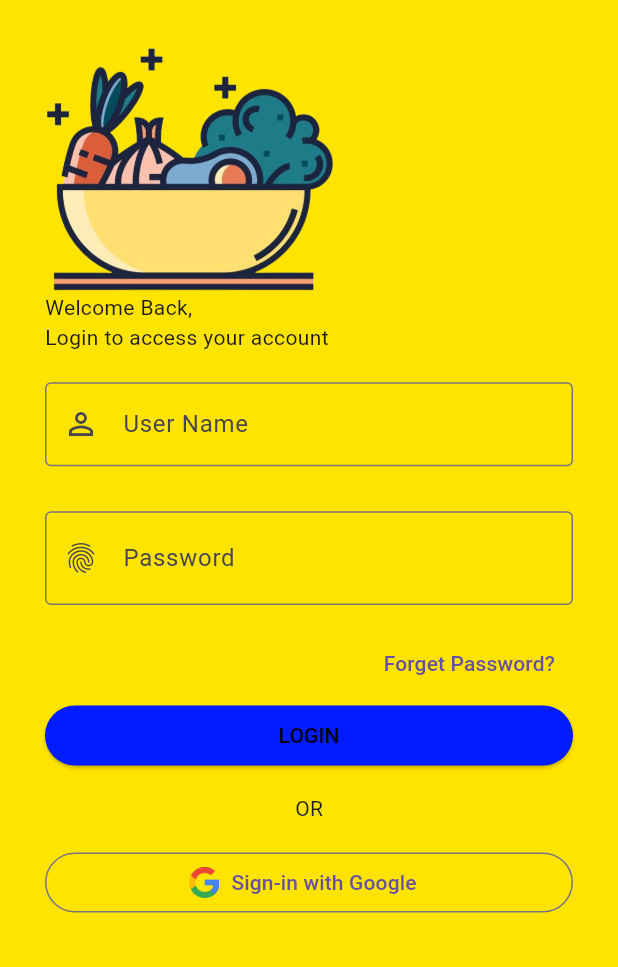
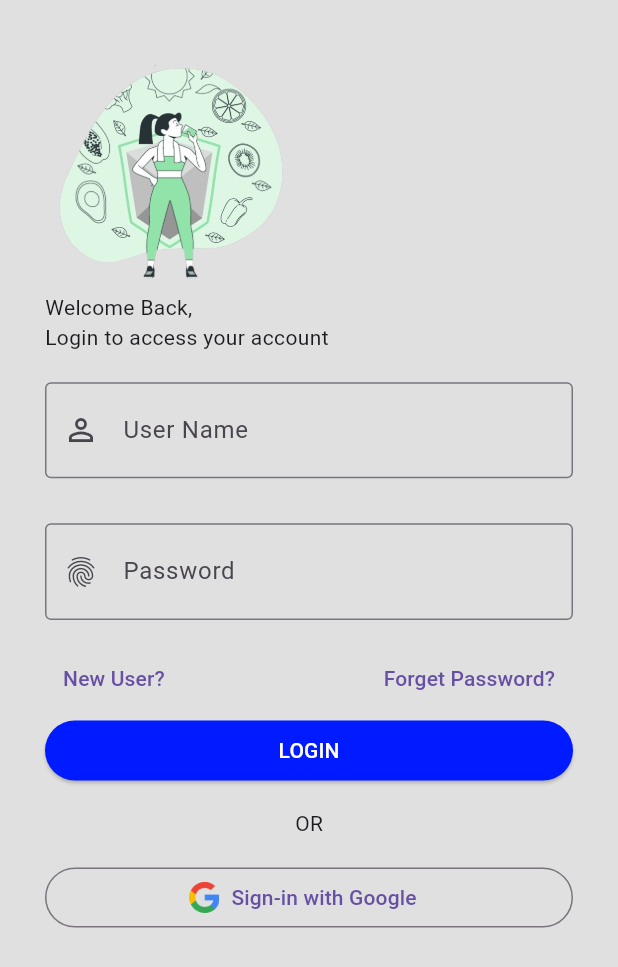
Before and after one commit to gokulg7/foodCal, a Flutter app: the LoginScreen screen opened directly, on a phone screen of 412 x 824 dp. Shown: the top 967 px of the screen. Run offline on Flutter 3.47's test engine with Material 3 defaults, Android fonts, the phone set to English and light mode, and no system bars; our stand-ins replace animated_toggle_switch, lottie; missing offline and left inert: animated_weight_picker.

Commit message:
project finished

```diff
--- a/lib/main.dart
+++ b/lib/main.dart
@@ -1,6 +1,8 @@
 import 'package:flutter/material.dart';
+import 'package:mini_proj/src/features/authentication/screens/get_profile_screen/get_profile_screen.dart';
+import 'package:mini_proj/src/features/authentication/screens/login_screen/login_screen.dart';
+import 'package:mini_proj/src/features/authentication/screens/main_tab/main_tab_view.dart';
 import 'package:mini_proj/src/features/authentication/screens/signup_screen/signup_screen.dart';
-import 'package:mini_proj/src/main_tab/main_tab_view.dart';
 import 'package:mini_proj/src/utils/themes/theme.dart';
 
 void main() => runApp(const App());
--- a/lib/src/constants/image_strings.dart
+++ b/lib/src/constants/image_strings.dart
@@ -22,7 +22,7 @@ const String sigNupGi = "assets/gif/splash-screen.gif";
 const String homeTab = "assets/images/home_tab.png";
 const String homeTabSelect= "assets/images/home_tab_select.png";
 const String activityTab= "assets/images/activity_tab.png";
-const String activitySelect = "assets/images/home_tab_select.png";
+const String activitySelect = "assets/images/activity_tab_select.png";
 const String cameraTab = "assets/images/camera_tab.png";
 const String cameraSelect = "assets/images/camera_tab_select.png";
 const String profileTab = "assets/images/profile_tab.png";
--- a/lib/src/constants/text_string.dart
+++ b/lib/src/constants/text_string.dart
@@ -8,6 +8,7 @@ const String loginAcc = "Login to access your account";
 const String uName = "User Name";
 const String uPassword = "Password";
 const String foPass = "Forget Password?";
+const String newUse = "New User?";
 const String google = "Sign-in with Google";
 
 const String email = "E-Mail";
--- a/lib/src/features/authentication/screens/login_screen/login_screen.dart
+++ b/lib/src/features/authentication/screens/login_screen/login_screen.dart
@@ -3,6 +3,7 @@ import 'package:mini_proj/src/constants/colors.dart';
 import 'package:mini_proj/src/constants/image_strings.dart';
 import 'package:mini_proj/src/constants/sizes.dart';
 import 'package:mini_proj/src/constants/text_string.dart';
+import 'package:mini_proj/src/features/authentication/screens/signup_screen/signup_screen.dart';
 
 class LoginScreen extends StatefulWidget {
   const LoginScreen({super.key});
@@ -21,7 +22,7 @@ class _LoginScreenState extends State<LoginScreen> {
     final size = MediaQuery.of(context).size;
     return SafeArea(
       child: Scaffold(
-        backgroundColor: primaryColor,
+        backgroundColor: Colors.grey[300],
         body: SingleChildScrollView(
           child: Container(
             padding: const EdgeInsets.all(defaultSize),
@@ -29,7 +30,7 @@ class _LoginScreenState extends State<LoginScreen> {
               crossAxisAlignment: CrossAxisAlignment.start,
               children: [
                 Image(
-                  image: const AssetImage(splashTopIcon),
+                  image: const AssetImage(splashImage),
                   height: size.height * 0.2,
                 ),
                 const Text(wellBak),
@@ -44,6 +45,8 @@ class _LoginScreenState extends State<LoginScreen> {
                           keyboardType: TextInputType.text,
                           controller: nameController,
                           decoration: const InputDecoration(
+                            contentPadding: EdgeInsets.symmetric(
+                                vertical: 20, horizontal: 20),
                             prefixIcon: Icon(Icons.person_outline_outlined),
                             labelText: uName,
                             hintText: uName,
@@ -56,6 +59,8 @@ class _LoginScreenState extends State<LoginScreen> {
                           controller: passController,
                           obscureText: passToggle,
                           decoration: InputDecoration(
+                            contentPadding: const EdgeInsets.symmetric(
+                                vertical: 17, horizontal: 17),
                             prefixIcon: const Icon(Icons.fingerprint),
                             labelText: uPassword,
                             hintText: uPassword,
@@ -73,10 +78,23 @@ class _LoginScreenState extends State<LoginScreen> {
                           ),
                         ),
                         const SizedBox(height: loginSpace),
-                        Align(
-                            alignment: Alignment.centerRight,
-                            child: TextButton(
-                                onPressed: () {}, child: const Text(foPass))),
+                        Row(
+                          mainAxisAlignment: MainAxisAlignment.spaceBetween,
+                          children: [
+                            TextButton(
+                                onPressed: () {
+                                  Navigator.push(
+                                    context,
+                                    MaterialPageRoute(
+                                        builder: (context) =>
+                                        const SignupScreen()),
+                                  );
+                                }, child: const Text(newUse)),
+
+                            TextButton(
+                                onPressed: () {}, child: const Text(foPass)),
+                          ],
+                        ),
                         SizedBox(
                             width: double.infinity,
                             child: ElevatedButton(
@@ -84,7 +102,10 @@ class _LoginScreenState extends State<LoginScreen> {
                                   backgroundColor: accentColor,
                                   foregroundColor: darkColor),
                               onPressed: () {},
-                              child: Text(login.toUpperCase()),
+                              child: Text(
+                                login.toUpperCase(),
+                                style: const TextStyle(color: whiteColor),
+                              ),
                             )),
                         const SizedBox(height: loginSpace),
                         Column(
```
Also changed, not shown: lib/src/features/authentication/screens/add_nutrients_screen/add_nutrients.dart (added, +10 -0 lines), lib/src/features/authentication/screens/main_tab/main_tab_view.dart (renamed from lib/src/main_tab/main_tab_view.dart, +14 -7 lines), lib/src/features/authentication/screens/scan_food_screen/scan_food.dart (+36 -1 lines), lib/src/features/authentication/screens/signup_screen/signup_screen.dart (+9 -4 lines), lib/src/features/authentication/screens/main_tab/select_view.dart (renamed from lib/src/main_tab/select_view.dart).
